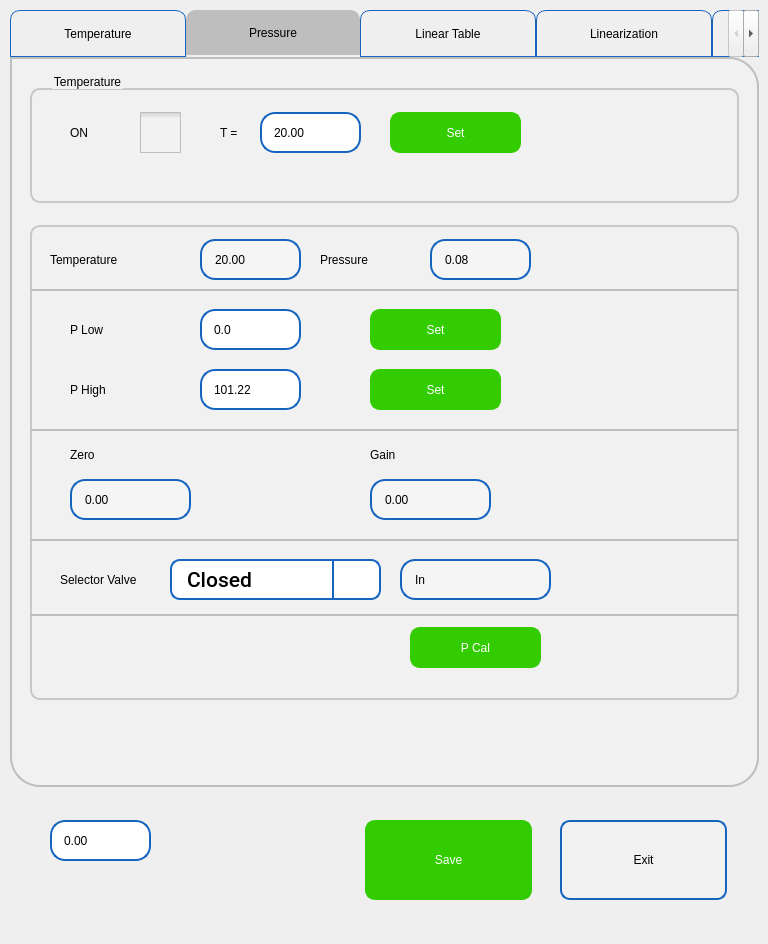
Before: the Qt Designer form pApp-22-June-2021/scalibration.ui in ChandraMVE/PSSC_QT_Development, drawn with Qt 5.
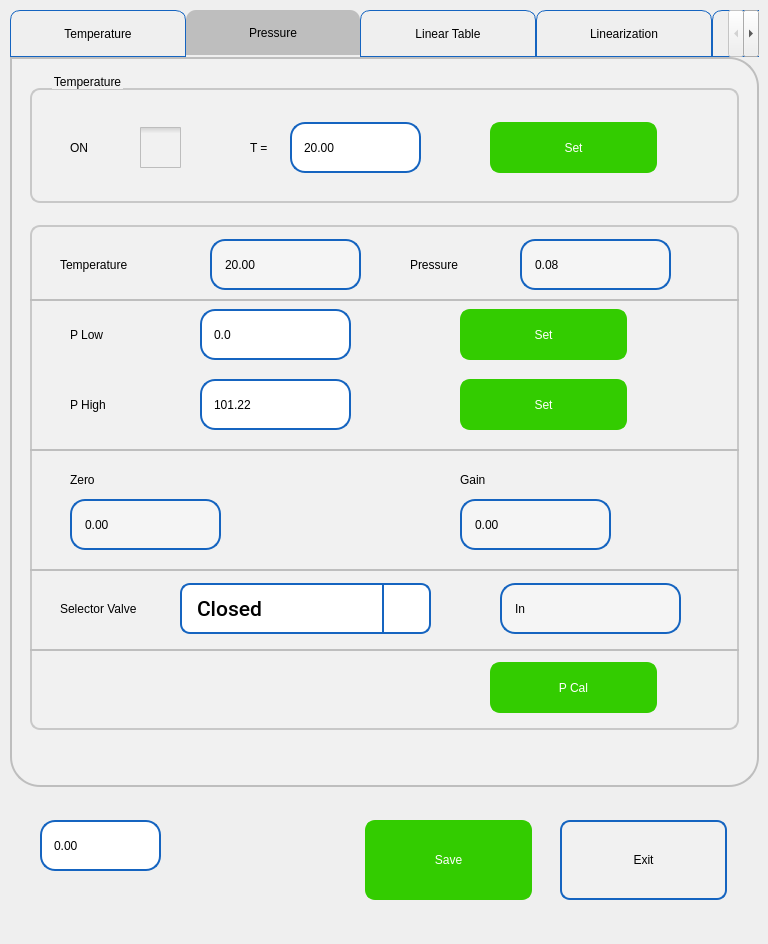
After: the same form once the commit is applied. The open tabs and pages were chosen to show the change. Icons and pictures are not drawn. Custom widgets are drawn as their Qt base class.

Diff of the .ui file:
```diff
--- a/pApp-22-June-2021/scalibration.ui
+++ b/pApp-22-June-2021/scalibration.ui
@@ -1352,10 +1352,10 @@
       <widget class="QLabel" name="label_24">
        <property name="geometry">
         <rect>
-         <x>190</x>
-         <y>40</y>
+         <x>220</x>
+         <y>50</y>
          <width>36</width>
-         <height>41</height>
+         <height>51</height>
         </rect>
        </property>
        <property name="styleSheet">
@@ -1368,10 +1368,10 @@
       <widget class="QPushButton" name="pbPCTSet">
        <property name="geometry">
         <rect>
-         <x>360</x>
-         <y>40</y>
-         <width>131</width>
-         <height>41</height>
+         <x>460</x>
+         <y>50</y>
+         <width>167</width>
+         <height>51</height>
         </rect>
        </property>
        <property name="focusPolicy">
@@ -1433,9 +1433,9 @@
        <property name="geometry">
         <rect>
          <x>110</x>
-         <y>40</y>
+         <y>50</y>
          <width>41</width>
-         <height>41</height>
+         <height>51</height>
         </rect>
        </property>
        <property name="focusPolicy">
@@ -1502,9 +1502,9 @@
        <property name="geometry">
         <rect>
          <x>40</x>
-         <y>40</y>
+         <y>50</y>
          <width>61</width>
-         <height>41</height>
+         <height>51</height>
         </rect>
        </property>
        <property name="styleSheet">
@@ -1517,10 +1517,10 @@
       <widget class="sQLEExtend" name="lePCTemperature">
        <property name="geometry">
         <rect>
-         <x>230</x>
-         <y>40</y>
-         <width>101</width>
-         <height>41</height>
+         <x>260</x>
+         <y>50</y>
+         <width>131</width>
+         <height>51</height>
         </rect>
        </property>
        <property name="focusPolicy">
@@ -1564,7 +1564,7 @@
         <x>20</x>
         <y>152</y>
         <width>709</width>
-        <height>491</height>
+        <height>521</height>
        </rect>
       </property>
       <property name="styleSheet">
@@ -1589,10 +1589,10 @@
       <widget class="QPushButton" name="pbPCPLowSet">
        <property name="geometry">
         <rect>
-         <x>340</x>
+         <x>430</x>
          <y>100</y>
-         <width>131</width>
-         <height>41</height>
+         <width>167</width>
+         <height>51</height>
         </rect>
        </property>
        <property name="focusPolicy">
@@ -1656,7 +1656,7 @@
          <x>40</x>
          <y>100</y>
          <width>121</width>
-         <height>41</height>
+         <height>51</height>
         </rect>
        </property>
        <property name="styleSheet">
@@ -1670,9 +1670,9 @@
        <property name="geometry">
         <rect>
          <x>40</x>
-         <y>160</y>
+         <y>170</y>
          <width>121</width>
-         <height>41</height>
+         <height>51</height>
         </rect>
        </property>
        <property name="styleSheet">
@@ -1685,10 +1685,10 @@
       <widget class="QPushButton" name="pbPCPHighSet">
        <property name="geometry">
         <rect>
-         <x>340</x>
-         <y>160</y>
-         <width>131</width>
-         <height>41</height>
+         <x>430</x>
+         <y>170</y>
+         <width>167</width>
+         <height>51</height>
         </rect>
        </property>
        <property name="focusPolicy">
@@ -1749,10 +1749,10 @@
       <widget class="QPushButton" name="pbPCPCal">
        <property name="geometry">
         <rect>
-         <x>380</x>
-         <y>418</y>
-         <width>131</width>
-         <height>41</height>
+         <x>460</x>
+         <y>453</y>
+         <width>167</width>
+         <height>51</height>
         </rect>
        </property>
        <property name="focusPolicy">
@@ -1814,7 +1814,7 @@
        <property name="geometry">
         <rect>
          <x>0</x>
-         <y>220</y>
+         <y>240</y>
          <width>709</width>
          <height>2</height>
         </rect>
@@ -1828,8 +1828,8 @@
         <rect>
          <x>170</x>
          <y>100</y>
-         <width>101</width>
-         <height>41</height>
+         <width>151</width>
+         <height>51</height>
         </rect>
        </property>
        <property name="focusPolicy">
@@ -1870,9 +1870,9 @@
        <property name="geometry">
         <rect>
          <x>170</x>
-         <y>160</y>
-         <width>101</width>
-         <height>41</height>
+         <y>170</y>
+         <width>151</width>
+         <height>51</height>
         </rect>
        </property>
        <property name="focusPolicy">
@@ -1912,10 +1912,10 @@
       <widget class="QLabel" name="label_15">
        <property name="geometry">
         <rect>
-         <x>340</x>
-         <y>230</y>
+         <x>430</x>
+         <y>250</y>
          <width>141</width>
-         <height>31</height>
+         <height>41</height>
         </rect>
        </property>
        <property name="styleSheet">
@@ -1929,9 +1929,9 @@
        <property name="geometry">
         <rect>
          <x>40</x>
-         <y>230</y>
+         <y>250</y>
          <width>121</width>
-         <height>31</height>
+         <height>41</height>
         </rect>
        </property>
        <property name="styleSheet">
@@ -1944,10 +1944,10 @@
       <widget class="QLabel" name="lblPCGain">
        <property name="geometry">
         <rect>
-         <x>340</x>
-         <y>270</y>
-         <width>121</width>
-         <height>41</height>
+         <x>430</x>
+         <y>290</y>
+         <width>151</width>
+         <height>51</height>
         </rect>
        </property>
        <property name="styleSheet">
@@ -1971,7 +1971,7 @@
        <property name="geometry">
         <rect>
          <x>0</x>
-         <y>330</y>
+         <y>360</y>
          <width>709</width>
          <height>2</height>
         </rect>
@@ -1984,9 +1984,9 @@
        <property name="geometry">
         <rect>
          <x>40</x>
-         <y>270</y>
-         <width>121</width>
-         <height>41</height>
+         <y>290</y>
+         <width>151</width>
+         <height>51</height>
         </rect>
        </property>
        <property name="styleSheet">
@@ -2009,10 +2009,10 @@
       <widget class="QLabel" name="label_9">
        <property name="geometry">
         <rect>
-         <x>20</x>
+         <x>30</x>
          <y>30</y>
          <width>141</width>
-         <height>41</height>
+         <height>51</height>
         </rect>
        </property>
        <property name="styleSheet">
@@ -2025,10 +2025,10 @@
       <widget class="QLabel" name="lblPCTemperature">
        <property name="geometry">
         <rect>
-         <x>170</x>
+         <x>180</x>
          <y>30</y>
-         <width>101</width>
-         <height>41</height>
+         <width>151</width>
+         <height>51</height>
         </rect>
        </property>
        <property name="styleSheet">
@@ -2051,10 +2051,10 @@
       <widget class="QLabel" name="lblPCPressure">
        <property name="geometry">
         <rect>
-         <x>400</x>
+         <x>490</x>
          <y>30</y>
-         <width>101</width>
-         <height>41</height>
+         <width>151</width>
+         <height>51</height>
         </rect>
        </property>
        <property name="styleSheet">
@@ -2077,10 +2077,10 @@
       <widget class="QLabel" name="label_22">
        <property name="geometry">
         <rect>
-         <x>290</x>
+         <x>380</x>
          <y>30</y>
          <width>101</width>
-         <height>41</height>
+         <height>51</height>
         </rect>
        </property>
        <property name="styleSheet">
@@ -2094,7 +2094,7 @@
        <property name="geometry">
         <rect>
          <x>0</x>
-         <y>80</y>
+         <y>90</y>
          <width>709</width>
          <height>2</height>
         </rect>
@@ -2107,9 +2107,9 @@
        <property name="geometry">
         <rect>
          <x>30</x>
-         <y>350</y>
+         <y>374</y>
          <width>101</width>
-         <height>41</height>
+         <height>51</height>
         </rect>
        </property>
        <property name="styleSheet">
@@ -2125,10 +2125,10 @@
       <widget class="QLabel" name="lblSelectorValve">
        <property name="geometry">
         <rect>
-         <x>370</x>
-         <y>350</y>
-         <width>151</width>
-         <height>41</height>
+         <x>470</x>
+         <y>374</y>
+         <width>181</width>
+         <height>51</height>
         </rect>
        </property>
        <property name="styleSheet">
@@ -2151,10 +2151,10 @@
       <widget class="QComboBox" name="cbPCSelectorValve">
        <property name="geometry">
         <rect>
-         <x>140</x>
-         <y>350</y>
-         <width>211</width>
-         <height>41</height>
+         <x>150</x>
+         <y>374</y>
+         <width>251</width>
+         <height>51</height>
         </rect>
        </property>
        <property name="font">
@@ -2286,7 +2286,7 @@
        <property name="geometry">
         <rect>
          <x>0</x>
-         <y>405</y>
+         <y>440</y>
          <width>709</width>
          <height>2</height>
         </rect>
@@ -4808,10 +4808,10 @@
   <widget class="sQLEExtend" name="lePrHidden">
    <property name="geometry">
     <rect>
-     <x>50</x>
+     <x>40</x>
      <y>820</y>
-     <width>101</width>
-     <height>41</height>
+     <width>121</width>
+     <height>51</height>
     </rect>
    </property>
    <property name="focusPolicy">
```
Left out of the diff: 206 changed lines with no effect on the pictures.
